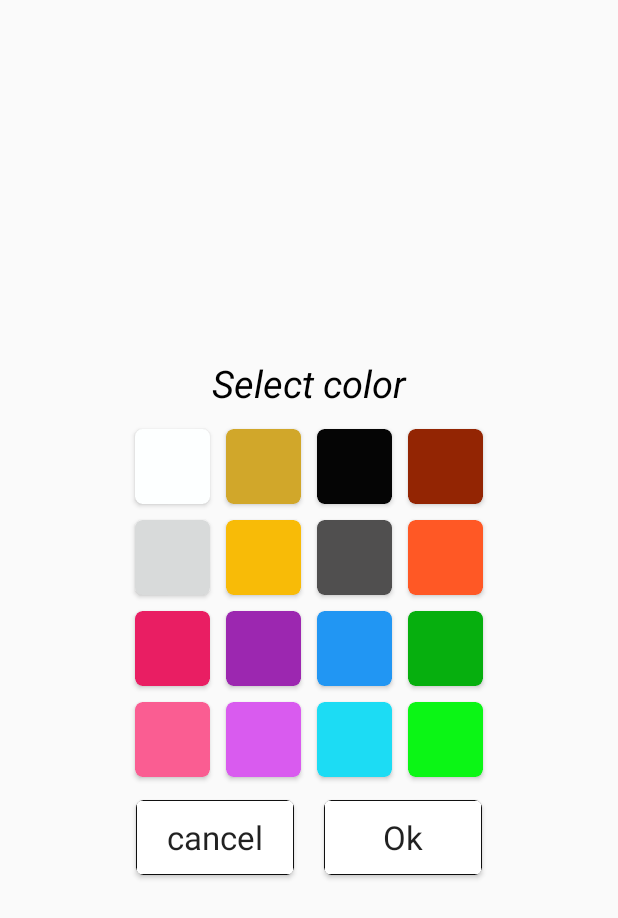
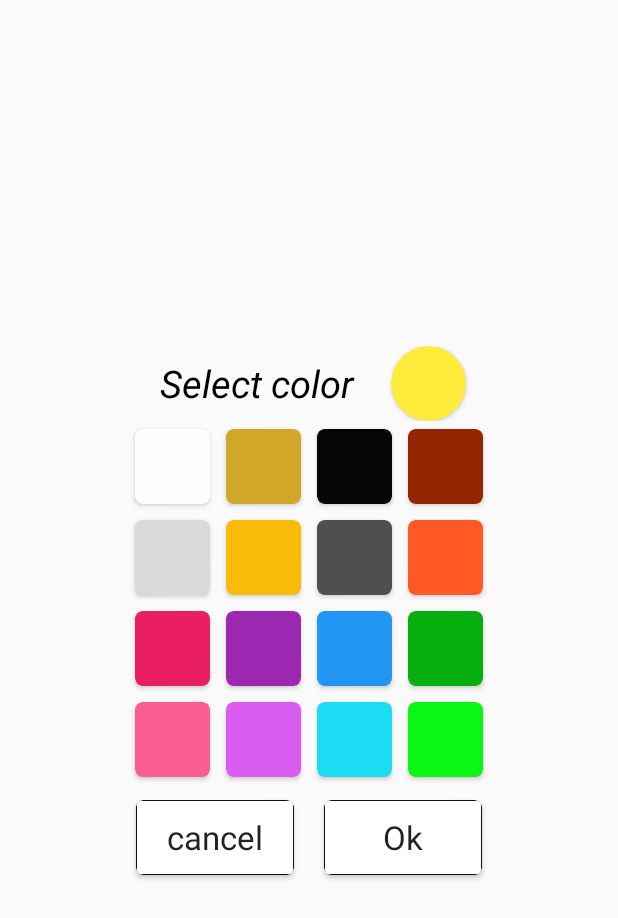
Before and after one commit to Abdullah272056/MyMusicPlayer, an Android app: the layout color_box.xml on its own in the app's theme, with its tools: preview values and no code run, on a phone screen of 412 x 824 dp. Shown: the top 918 px of the screen. Run offline under Robolectric (Android 15) with nearby library versions, the phone set to English and light mode, and no system bars.

Commit message:
design add

```diff
--- a/app/src/main/res/layout/color_box.xml
+++ b/app/src/main/res/layout/color_box.xml
@@ -6,6 +6,9 @@
     android:layout_width="match_parent"
     android:layout_height="match_parent"
     xmlns:app="http://schemas.android.com/apk/res-auto">
+   <LinearLayout
+       android:layout_width="250dp"
+       android:layout_height="50dp">
        <TextView
            android:textStyle="italic"
            android:textColor="#000000"
@@ -13,8 +16,21 @@
            android:textAlignment="center"
            android:textSize="25sp"
            android:text="Select color"
-        android:layout_width="250dp"
+           android:layout_width="180dp"
            android:layout_height="50dp"/>
+       <androidx.cardview.widget.CardView
+           android:backgroundTint="#FFEB3B"
+           android:layout_gravity="center"
+           android:layout_width="50dp"
+           android:layout_height="50dp"
+           app:cardCornerRadius="25dp"
+
+           />
+
+   </LinearLayout>
+
+
+
     <LinearLayout
         android:orientation="horizontal"
         android:layout_width="wrap_content"
```
Lines whose indentation alone changed are shown as unchanged.
